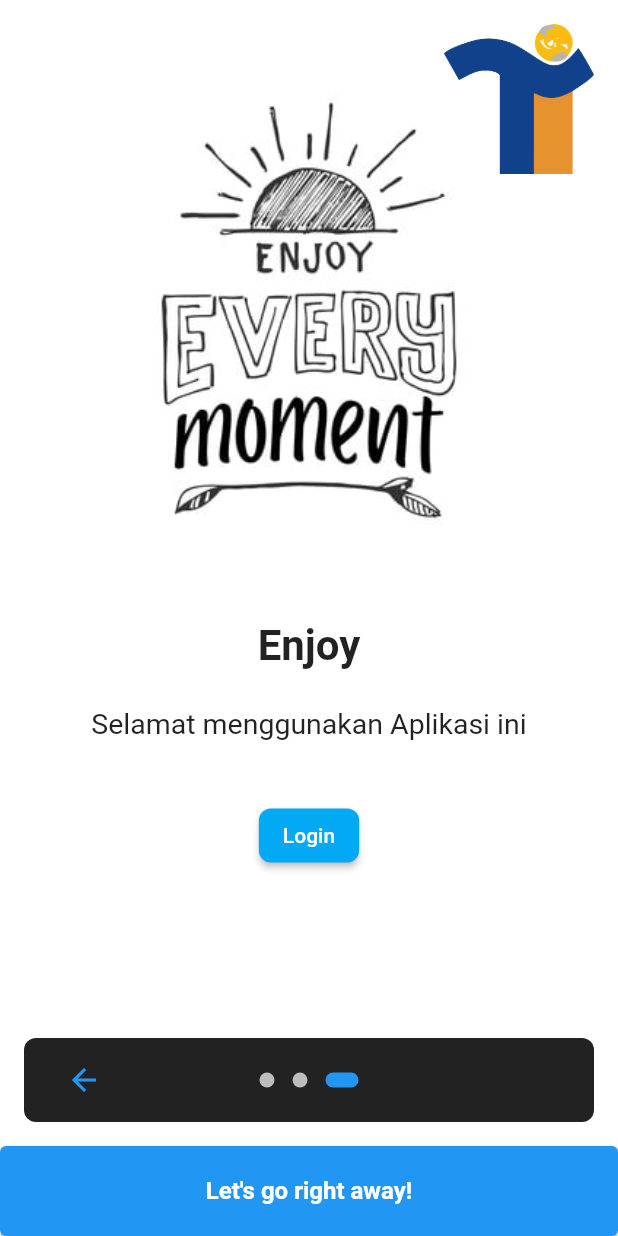
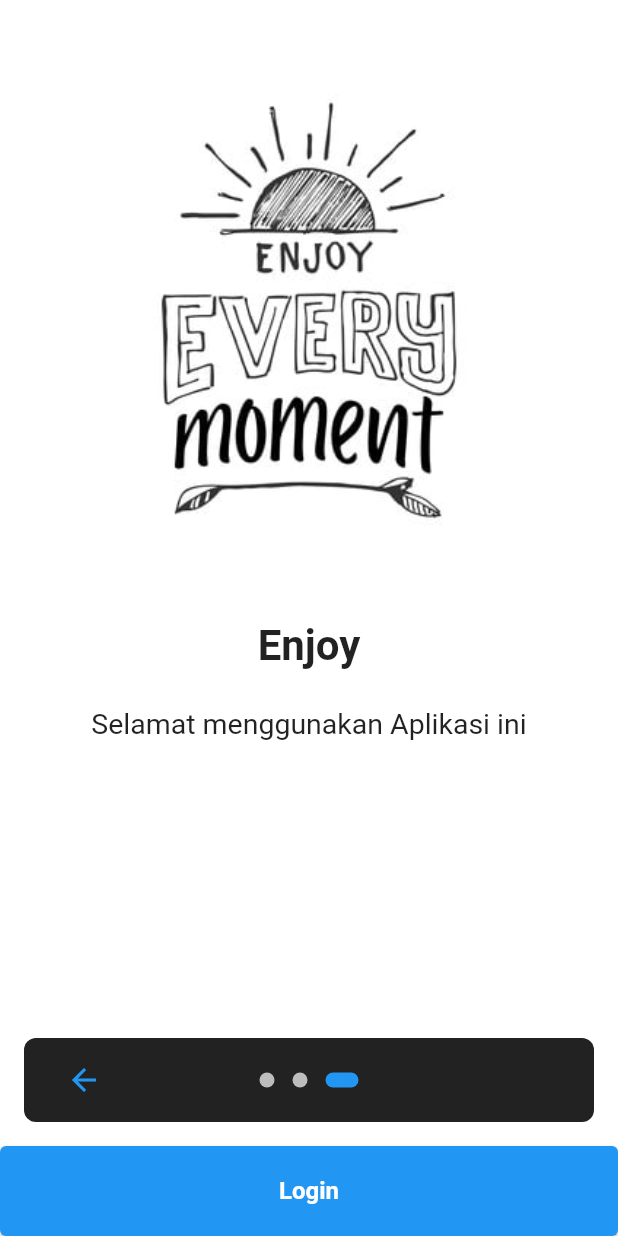
Before and after one commit to bintangpz/smart_polnes, a Flutter app: the screen it shows after launch, swiped to page 3, on a phone screen of 412 x 824 dp. Run offline on Flutter 3.47's test engine with Material 2 defaults, Android fonts, the phone set to English and light mode, and no system bars; drawn by our look-alikes of introduction_screen; our stand-ins replace flutter_login; missing offline and left inert: collapsible_sidebar.

Commit message:
modified:   lib/dashboard.dart 	modified:   lib/main.dart

```diff
--- a/lib/dashboard.dart
+++ b/lib/dashboard.dart
@@ -33,7 +33,7 @@ class SidebarPage extends StatefulWidget {
 class _SidebarPageState extends State<SidebarPage> {
   late List<CollapsibleItem> _items;
   late String _headline;
-  AssetImage _avatarImg = AssetImage('assets/man.png');
+  AssetImage _avatarImg = AssetImage('images/logo_ti.png');
 
   @override
   void initState() {
@@ -111,10 +111,10 @@ class _SidebarPageState extends State<SidebarPage> {
         isCollapsed: MediaQuery.of(context).size.width <= 800,
         items: _items,
         avatarImg: _avatarImg,
-        title: 'John Smith',
+        title: 'Bagus Bintang',
         onTitleTap: () {
           ScaffoldMessenger.of(context).showSnackBar(
-              SnackBar(content: Text('Yay! Flutter Collapsible Sidebar!')));
+              SnackBar(content: Text('Comingsoon')));
         },
         body: _body(size, context),
         backgroundColor: Colors.black,
--- a/lib/main.dart
+++ b/lib/main.dart
@@ -65,21 +65,12 @@ class _OnBoardingPageState extends State<OnBoardingPage> {
     return IntroductionScreen(
       key: introKey,
       globalBackgroundColor: Colors.white,
-      globalHeader: Align(
-        alignment: Alignment.topRight,
-        child: SafeArea(
-          child: Padding(
-            padding: const EdgeInsets.only(top: 16, right: 16),
-            child: _buildImage('logo_ti.png', 100),
-          ),
-        ),
-      ),
       globalFooter: SizedBox(
         width: double.infinity,
         height: 60,
         child: ElevatedButton(
           child: const Text(
-            'Let\'s go right away!',
+            'Login',
             style: TextStyle(fontSize: 16.0, fontWeight: FontWeight.bold),
           ),
           onPressed: () => _onIntroEnd(context),
@@ -103,25 +94,6 @@ class _OnBoardingPageState extends State<OnBoardingPage> {
           title: "Enjoy",
           body: "Selamat menggunakan Aplikasi ini",
           image: _buildImage('logo_enjoy.jpg'),
-          footer: ElevatedButton(
-            onPressed: () {
-              //introKey.currentState?.animateScroll(0);
-              Navigator.push(
-                context,
-                MaterialPageRoute(builder: (context) => LoginScreen()),
-              );
-            },
-            child: const Text(
-              'Login',
-              style: TextStyle(color: Colors.white),
-            ),
-            style: ElevatedButton.styleFrom(
-              backgroundColor: Colors.lightBlue,
-              shape: RoundedRectangleBorder(
-                borderRadius: BorderRadius.circular(8.0),
-              ),
-            ),
-          ),
           decoration: pageDecoration,
         ),
       ],
```
